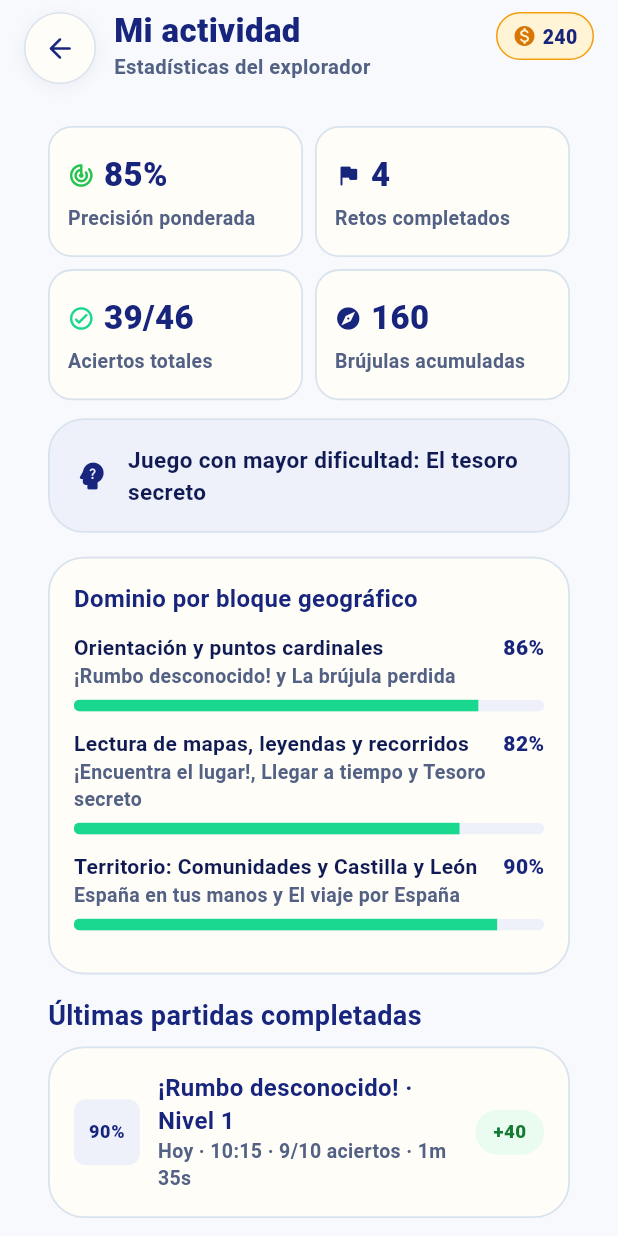
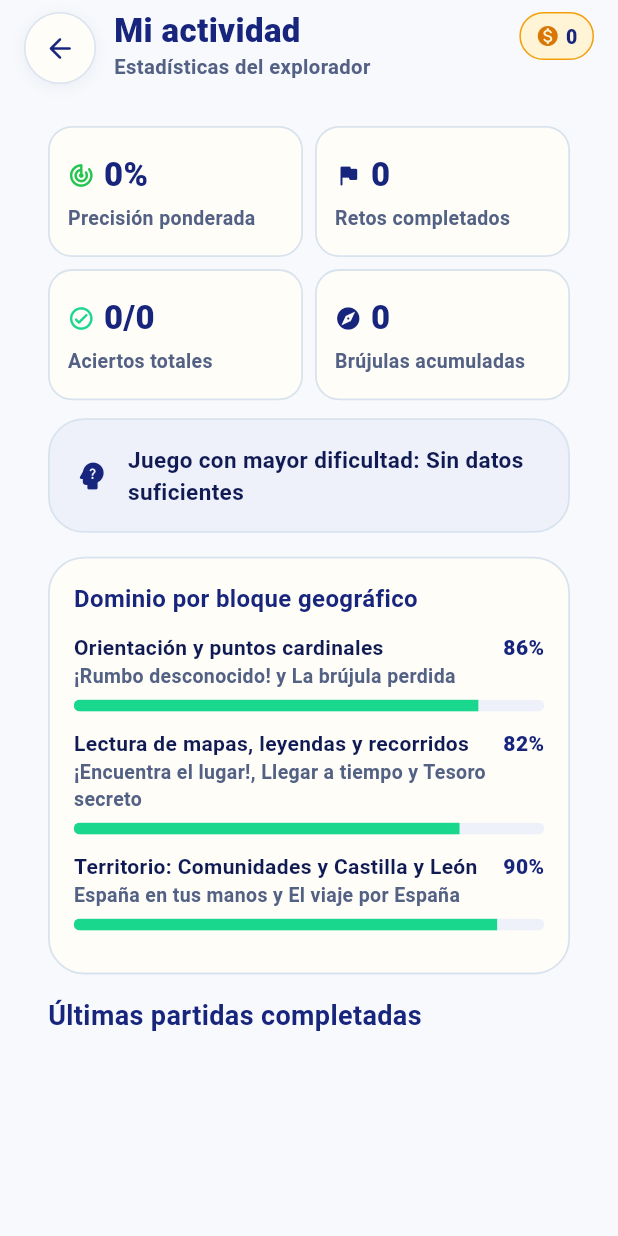
Before and after one commit to Javier0703/smov, a Flutter app: the AdventuresCatalogScreen screen opened by its route, after a tap on "Mi actividad", on a phone screen of 412 x 824 dp. Run offline on Flutter 3.47's test engine with Material 3 defaults, Android fonts, the phone set to English and light mode, and no system bars; Roboto replaces fonts that are missing (Nunito).

Commit message:
fix: arreglo de bugs: no poder saltarse casillas, mapa mal dibujado, quitar perfil de prueba fijado a funciones

```diff
--- a/lib/features/statistics/data/repositories/statistics_repository.dart
+++ b/lib/features/statistics/data/repositories/statistics_repository.dart
@@ -13,7 +13,7 @@ class StatisticsRepository {
   Result<StudentActivityModel> loadStudentActivity() {
     try {
       final user = _service.getCurrentUser();
-      final sessions = _service.fetchStudentSessions('student_alex');
+      final sessions = _service.fetchStudentSessions(user.id);
 
       var sumCorrect = 0;
       var sumAttempts = 0;
--- a/lib/shared/models/user_model.dart
+++ b/lib/shared/models/user_model.dart
@@ -211,13 +211,13 @@ class UserModel {
     required this.id,
     required this.classId,
     required this.displayName,
-    this.username = 'alex.4a',
+    this.username = '',
     required this.role,
     this.cicloEscolar = CicloEscolar.segundoCiclo,
     required this.avatarConfig,
-    this.explorerLevel = 3,
-    this.streakDays = 2,
-    this.coins = 240,
+    this.explorerLevel = 1,
+    this.streakDays = 0,
+    this.coins = 0,
   });
 
   UserModel copyWith({
@@ -260,10 +260,10 @@ class UserModel {
 
   factory UserModel.fromJson(Map<String, dynamic> json) {
     return UserModel(
-      id: json['id'] as String? ?? 'student_alex',
+      id: json['id'] as String? ?? 'student_new',
       classId: json['classId'] as String? ?? '4A',
-      displayName: json['displayName'] as String? ?? 'Alex',
-      username: json['username'] as String? ?? 'alex.4a',
+      displayName: json['displayName'] as String? ?? '',
+      username: json['username'] as String? ?? '',
       role: RoleEnum.values.firstWhere(
         (e) => e.name == json['role'],
         orElse: () => RoleEnum.estudiante,
@@ -271,9 +271,9 @@ class UserModel {
       avatarConfig: json['avatarConfig'] is Map<String, dynamic>
           ? AvatarConfig.fromJson(json['avatarConfig'] as Map<String, dynamic>)
           : const AvatarConfig(),
-      explorerLevel: json['explorerLevel'] as int? ?? 3,
-      streakDays: json['streakDays'] as int? ?? 2,
-      coins: json['coins'] as int? ?? 240,
+      explorerLevel: json['explorerLevel'] as int? ?? 1,
+      streakDays: json['streakDays'] as int? ?? 0,
+      coins: json['coins'] as int? ?? 0,
     );
   }
 }
--- a/lib/shared/services/expedition_state_store.dart
+++ b/lib/shared/services/expedition_state_store.dart
@@ -111,14 +111,14 @@ class ExpeditionStateStore extends ChangeNotifier {
   final LocalStorageService _localStorage;
 
   UserModel _currentUser = const UserModel(
-    id: 'student_alex',
-    displayName: 'Alex',
-    username: 'alex.4a',
+    id: 'student_new',
+    displayName: '',
+    username: '',
     role: RoleEnum.estudiante,
     classId: '4.º A',
     cicloEscolar: CicloEscolar.segundoCiclo,
-    coins: 240,
-    streakDays: 5,
+    coins: 0,
+    streakDays: 0,
     avatarConfig: AvatarConfig(
       presentation: AvatarPresentation.boy,
       hair: AvatarHair.shortHair,
@@ -134,42 +134,19 @@ class ExpeditionStateStore extends ChangeNotifier {
   String? _lastDailyRewardDate;
 
   /// Inventario actual del alumno (`magnifying_glass`, `hourglass`, `special_compass`).
-  final Map<String, int> _inventoryCounts = <String, int>{
-    'magnifying_glass': 2,
-    'hourglass': 1,
-    'special_compass': 1,
-  };
+  final Map<String, int> _inventoryCounts = <String, int>{};
 
   /// Comunidades autónomas con sello y postal desbloqueados en `Mi pasaporte`.
-  final Set<String> _stampedCommunities = <String>{
-    'castilla_y_leon',
-    'galicia',
-    'asturias',
-    'cantabria',
-    'madrid',
-    'andalucia',
-    'aragon',
-  };
+  final Set<String> _stampedCommunities = <String>{};
 
   /// Sellos de orientación cardinal (N, E, S, O) en Inicio.
-  final Set<String> _orientationStamps = <String>{'N', 'E', 'S', 'O'};
+  final Set<String> _orientationStamps = <String>{};
 
   /// Medallas desbloqueadas (1..8).
-  final Set<int> _unlockedMedalNumbers = <int>{1, 2, 3, 5, 7};
+  final Set<int> _unlockedMedalNumbers = <int>{};
 
   /// Niveles superados por el alumno en cada juego (`gameId` -> `Set<int>`).
-  final Map<String, Set<int>> _completedLevelsByGame = <String, Set<int>>{
-    'rumbo_desconocido': <int>{1, 2},
-    'brujula_perdida': <int>{1, 2},
-    'encuentra_lugar': <int>{1, 2},
-    'llegar_a_tiempo': <int>{1},
-    'tesoro_secreto': <int>{1, 2},
-    'construye_mapa': <int>{1},
-    'donde_estoy': <int>{1, 2},
-    'espana_en_tus_manos': <int>{1},
-    'viaje_por_espana': <int>{1},
-    'gran_reto': <int>{},
-  };
+  final Map<String, Set<int>> _completedLevelsByGame = <String, Set<int>>{};
 
   /// Política docente de niveles habilitados por clase y juego (`classId` -> `gameId` -> `Set<int>`).
   final Map<String, Map<String, Set<int>>> _enabledLevelsByClass =
@@ -222,6 +199,7 @@ class ExpeditionStateStore extends ChangeNotifier {
     _courseGradeByClass['4.º B'] = 4;
 
     _sessions.addAll(const <SessionRecord>[
+      // Historial de ejemplo del aula; no pertenece al perfil nuevo.
       SessionRecord(
         sessionId: 'seed_alex_1',
         studentId: 'student_alex',
@@ -274,7 +252,7 @@ class ExpeditionStateStore extends ChangeNotifier {
         coinsEarned: 40,
         completedAtIso: 'Ayer · 16:05',
       ),
-      // Otros alumnos de 4.º A para tabla ponderada del Espacio Docente
+      // Otros alumnos de 4.º A para tabla ponderada del Espacio Docente.
       SessionRecord(
         sessionId: 'seed_lucia_1',
         studentId: 'student_lucia',
@@ -367,8 +345,7 @@ class ExpeditionStateStore extends ChangeNotifier {
       totalCompleted += levels.length;
     }
     // 10 juegos * 2 niveles base = 20 hitos principales
-    final pct = ((totalCompleted / 20.0) * 100).round();
-    return pct.clamp(12, 100);
+    return ((totalCompleted / 20.0) * 100).round().clamp(0, 100);
   }
 
   void setRole(RoleEnum role, {String? classId, String? displayName}) {
@@ -378,7 +355,7 @@ class ExpeditionStateStore extends ChangeNotifier {
       classId: selectedClassId,
       cicloEscolar: CicloEscolar.forClassId(selectedClassId),
       displayName:
-          displayName ?? (role == RoleEnum.docente ? 'Prof. Marta' : 'Alex'),
+          displayName ?? (role == RoleEnum.docente ? 'Prof. Marta' : ''),
     );
     notifyListeners();
   }
```
Also changed, not shown: lib/features/auth/presentation/screens/welcome_screen.dart (+18 -1 lines), lib/features/auth/presentation/viewmodels/auth_viewmodel.dart (+18 -2 lines), lib/features/auth/presentation/widgets/welcome_hero_card.dart (+26 -1 lines), lib/features/gameplay/presentation/viewmodels/gameplay_viewmodel.dart (+26 -3 lines), lib/shared/widgets/vector/spain_vector_map_widget.dart (+64 -62 lines), 3 other files.
